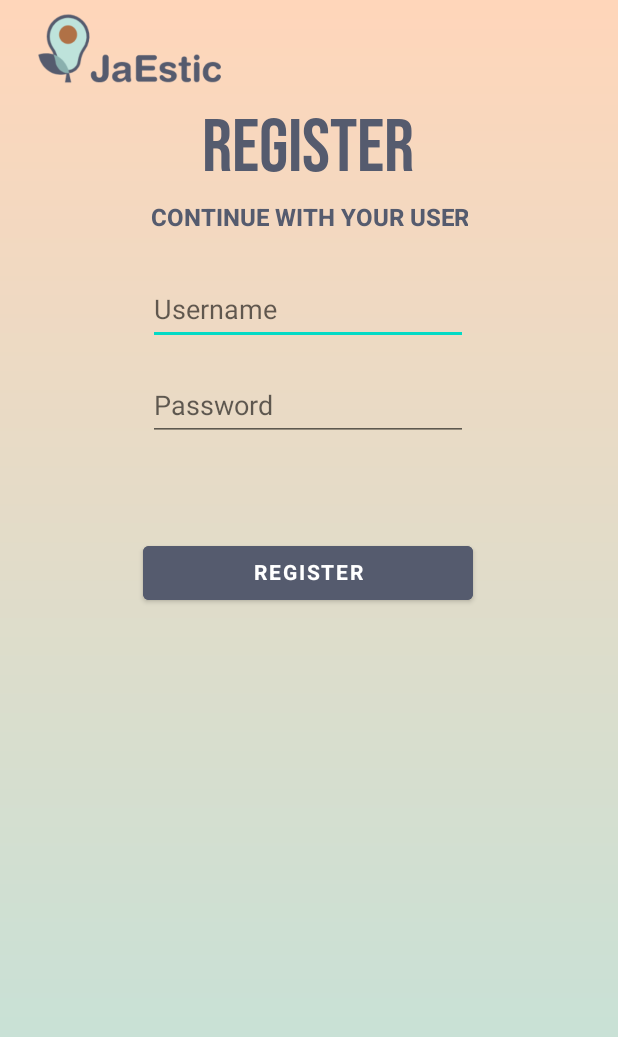
After one commit to davidggarciia/DEFINITIVO, an Android app: the layout activity_singup.xml on its own in the app's theme, with its tools: preview values and no code run, on a phone screen of 412 x 824 dp. The commit adds this screen. Shown: the top 1037 px of the screen. Run offline under Robolectric (Android 15) with nearby library versions, the phone set to English and light mode, and no system bars.

Commit message:
CAMBIOS LUNES

```diff
--- a/app/build.gradle.kts
+++ b/app/build.gradle.kts
@@ -48,6 +48,8 @@ dependencies {
     implementation("androidx.navigation:navigation-ui:2.7.6")
     implementation("androidx.recyclerview:recyclerview:1.3.2")
     implementation("androidx.annotation:annotation:1.6.0")
+    implementation("androidx.cardview:cardview:1.0.0")
+
     testImplementation("junit:junit:4.13.2")
     androidTestImplementation("androidx.test.ext:junit:1.1.5")
     androidTestImplementation("androidx.test.espresso:espresso-core:3.5.1")
--- a/app/src/main/AndroidManifest.xml
+++ b/app/src/main/AndroidManifest.xml
@@ -13,6 +13,12 @@
         android:theme="@style/Theme.DEFINITIVO"
         tools:targetApi="31">
         <activity
+            android:name=".LogInActivity"
+            android:exported="false" />
+        <activity
+            android:name=".SingupActivity"
+            android:exported="false" />
+        <activity
             android:name=".MainActivity"
             android:exported="true"
             android:label="@string/app_name">
--- /dev/null
+++ b/app/src/main/java/com/example/definitivo/controller/NotificationsAdapter.java
@@ -0,0 +1,5 @@
+package com.example.definitivo.controller;
+
+public class NotificationsAdapter {
+
+}
--- a/app/src/main/java/com/example/definitivo/ui/ComidaFragment.java
+++ b/app/src/main/java/com/example/definitivo/ui/ComidaFragment.java
@@ -16,7 +16,6 @@ import androidx.navigation.Navigation;
 import com.example.definitivo.R;
 
 public class ComidaFragment extends Fragment {
-
     private int cantidad = 1; // Inicializar la cantidad a 1
     private TextView cantidadTextView; // TextView para mostrar la cantidad seleccionada
 
@@ -32,6 +31,7 @@ public class ComidaFragment extends Fragment {
     public View onCreateView(LayoutInflater inflater, ViewGroup container,
                              Bundle savedInstanceState) {
         View view = inflater.inflate(R.layout.fragment_comida2, container, false);
+
 
         requireActivity().getOnBackPressedDispatcher().addCallback(getViewLifecycleOwner(), new OnBackPressedCallback(true) {
             @Override
@@ -54,6 +54,8 @@ public class ComidaFragment extends Fragment {
         return view;
     }
 
+
+
     // Método para disminuir la cantidad
     private void disminuirCantidad() {
         if (cantidad > 1) {
--- a/app/src/main/java/com/example/definitivo/ui/RestaurantesFragment.java
+++ b/app/src/main/java/com/example/definitivo/ui/RestaurantesFragment.java
@@ -18,6 +18,9 @@ public class RestaurantesFragment extends Fragment {
                              Bundle savedInstanceState) {
         View view = inflater.inflate(R.layout.fragment_restaurantes, container, false);
 
+
+
+
         ImageView imageView = view.findViewById(R.id.imageView); // Reemplaza R.id.imageView con tu ID de ImageView
         imageView.setOnClickListener(new View.OnClickListener() {
             @Override
--- a/app/src/main/java/com/example/definitivo/ui/notifications/NotificationsFragment.java
+++ b/app/src/main/java/com/example/definitivo/ui/notifications/NotificationsFragment.java
@@ -30,7 +30,6 @@ public class NotificationsFragment extends Fragment {
 
         // Crear una lista de elementos del carrito (esto es solo un ejemplo)
         cartItems = new ArrayList<>();
-        cartItems.add("Hamburger");
 
         // Inicializar y establecer el adaptador para mostrar los elementos del carrito en el ListView
         cartAdapter = new ArrayAdapter<>(requireContext(), android.R.layout.simple_list_item_1, cartItems);
--- /dev/null
+++ b/app/src/main/res/layout/activity_singup.xml
@@ -0,0 +1,86 @@
+<?xml version="1.0" encoding="utf-8"?>
+<androidx.constraintlayout.widget.ConstraintLayout xmlns:android="http://schemas.android.com/apk/res/android"
+    xmlns:app="http://schemas.android.com/apk/res-auto"
+    xmlns:tools="http://schemas.android.com/tools"
+    android:id="@+id/email"
+    android:layout_width="match_parent"
+    android:layout_height="match_parent"
+    android:background="@drawable/gradient">
+
+    <TextView
+        android:id="@+id/loginTitle"
+        android:layout_width="wrap_content"
+        android:layout_height="wrap_content"
+        android:layout_marginTop="68dp"
+        android:fontFamily="@font/bebas_neue"
+        android:text="REGISTER"
+        android:textColor="@color/textColor"
+        android:textSize="50sp"
+        app:layout_constraintEnd_toEndOf="parent"
+        app:layout_constraintHorizontal_bias="0.498"
+        app:layout_constraintStart_toStartOf="parent"
+        app:layout_constraintTop_toTopOf="parent" />
+
+    <TextView
+        android:id="@+id/loginSubTitle"
+        android:layout_width="wrap_content"
+        android:layout_height="wrap_content"
+        android:layout_marginTop="4dp"
+        android:fontFamily="@font/heebo_bold"
+        android:text="CONTINUE WITH YOUR USER"
+        android:textAlignment="center"
+        android:textColor="@color/textColor"
+        android:textSize="16dp"
+        app:layout_constraintEnd_toEndOf="parent"
+        app:layout_constraintStart_toStartOf="parent"
+        app:layout_constraintTop_toBottomOf="@+id/loginTitle" />
+
+    <EditText
+        android:id="@+id/editTextText"
+        android:layout_width="wrap_content"
+        android:layout_height="48dp"
+        android:layout_marginTop="24dp"
+        android:ems="10"
+        android:hint="Username"
+        android:inputType="text"
+        app:layout_constraintEnd_toEndOf="parent"
+        app:layout_constraintHorizontal_bias="0.497"
+        app:layout_constraintStart_toStartOf="parent"
+        app:layout_constraintTop_toBottomOf="@+id/loginSubTitle" />
+
+    <EditText
+        android:id="@+id/editTextTextPassword2"
+        android:layout_width="wrap_content"
+        android:layout_height="48dp"
+        android:layout_marginTop="16dp"
+        android:ems="10"
+        android:hint="@string/passwordHint"
+        app:layout_constraintEnd_toEndOf="parent"
+        app:layout_constraintHorizontal_bias="0.497"
+        app:layout_constraintStart_toStartOf="parent"
+        app:layout_constraintTop_toBottomOf="@+id/editTextText" />
+
+    <Button
+        android:id="@+id/LoginBtn"
+        android:layout_width="220dp"
+        android:layout_height="wrap_content"
+        android:layout_marginTop="64dp"
+        android:backgroundTint="@color/textColor"
+        android:fontFamily="@font/heebo_bold"
+        android:text="REGISTER"
+        android:textColorHighlight="@color/textColor"
+        app:layout_constraintEnd_toEndOf="parent"
+        app:layout_constraintHorizontal_bias="0.497"
+        app:layout_constraintStart_toStartOf="parent"
+        app:layout_constraintTop_toBottomOf="@+id/editTextTextPassword2" />
+
+    <ImageView
+        android:id="@+id/imageView3"
+        android:layout_width="174dp"
+        android:layout_height="66dp"
+        android:src="@drawable/logo"
+        tools:layout_editor_absoluteX="2dp"
+        tools:layout_editor_absoluteY="2dp"
+        tools:ignore="MissingConstraints" />
+
+</androidx.constraintlayout.widget.ConstraintLayout>
```
Also changed, not shown: app/src/main/java/com/example/definitivo/data/Category.java (added, +27 -0 lines), app/src/main/java/com/example/definitivo/data/Database.java (+51 -10 lines), app/src/main/java/com/example/definitivo/data/Product.java (added, +67 -0 lines), app/src/main/res/layout/fragment_comida2.xml (+10 -10 lines), app/src/main/res/layout/fragment_notifications.xml (+7 -4 lines), app/src/main/res/layout/item_restaurantes.xml (added, +65 -0 lines), app/src/main/res/layout/item_shoppingcart.xml (added, +95 -0 lines).
